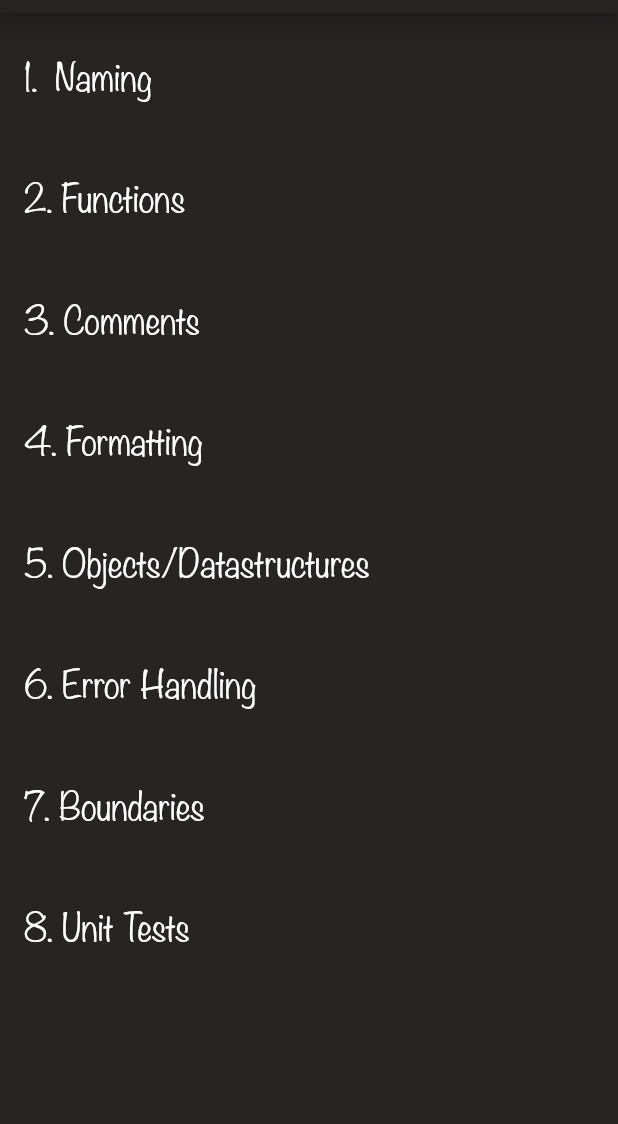
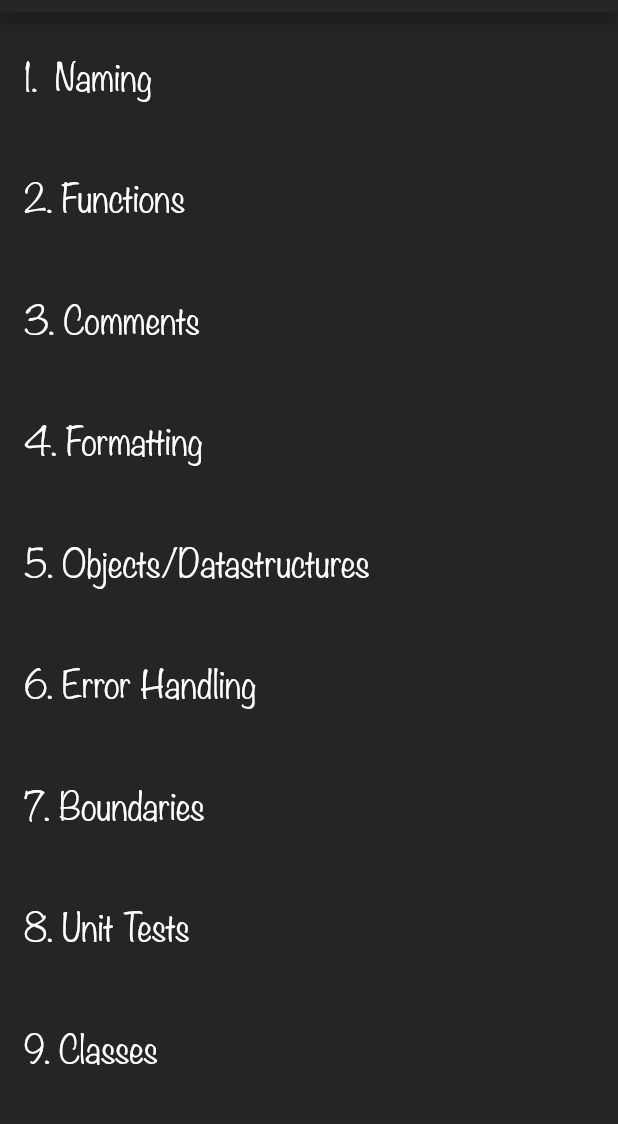
Before and after one commit to TheUltimateOptimist/CleanCode, a Flutter app: the screen it shows after launch, on a phone screen of 412 x 824 dp, the part 109-1233 px from its top. Run offline on Flutter 3.47's test engine with Material 2 defaults, Android fonts, the light colour scheme and no system bars.

Commit message:
added classes chapter

```diff
--- a/lib/main.dart
+++ b/lib/main.dart
@@ -67,7 +67,8 @@ class Summary {
     "Objects/Datastructures",
     "Error Handling",
     "Boundaries",
-    "Unit Tests"
+    "Unit Tests",
+    "Classes",
 
   ];
   static final Map<int, List<String>> content = {
@@ -79,5 +80,6 @@ class Summary {
     5: ["use exceptions instead of return Codes","write try catch block first","use unchecked exceptions","provide context with exceptions","wrap third party apis","let a class handle special cases(Special Case Pattern)","do not return null","do not pass null","seperate error handling from main logic",],
     6: ["write 'learning' tests for third party apis","abstract third party code away",],
     7: ["test code is as important as production code","keep tests clean","tests should be readable","create own domain specific testing language","minimize number of asserts per test","tests should be fast","tests be independent from each other","repeatable","self-validating","should be written just before production code",],
+    8: ["use encapsulation","classes should be small","single responsibility principle","number of instance variables should be small","strive for high cohesion","open closed principle","open for extension closed for modification","dependency inversion principle","classes should depend on abstractions",],
   };
 }
```
